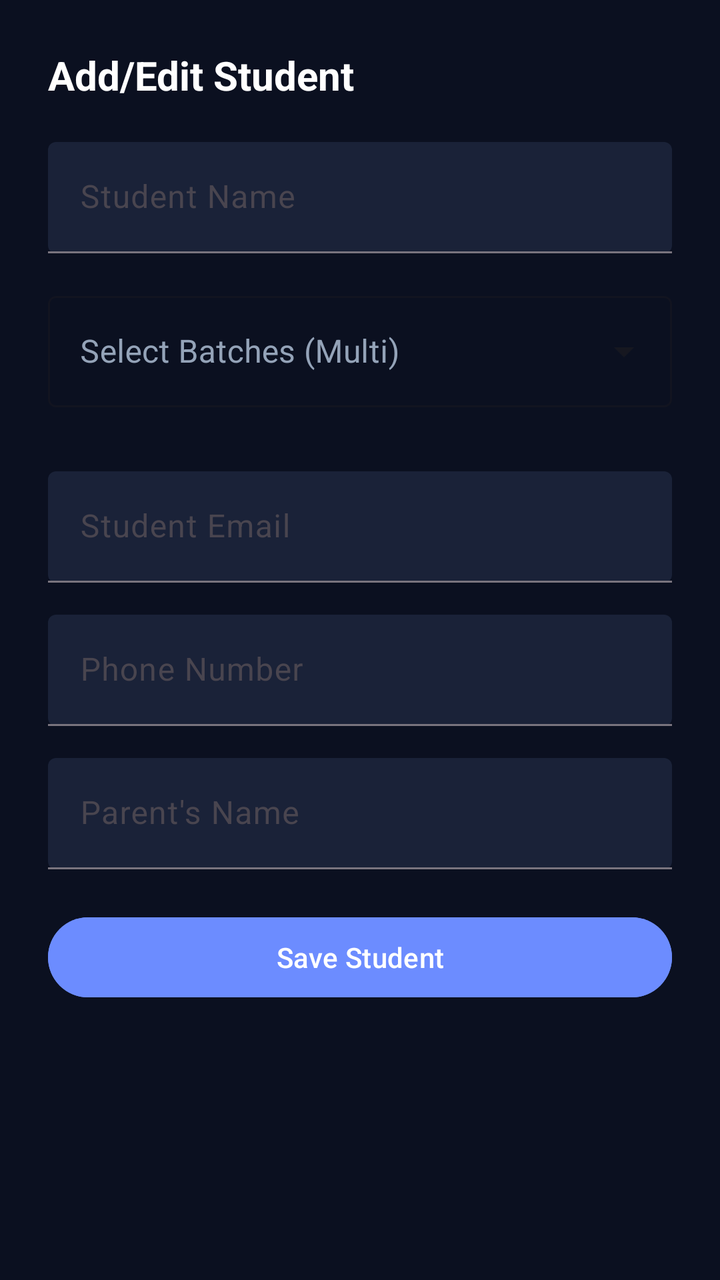
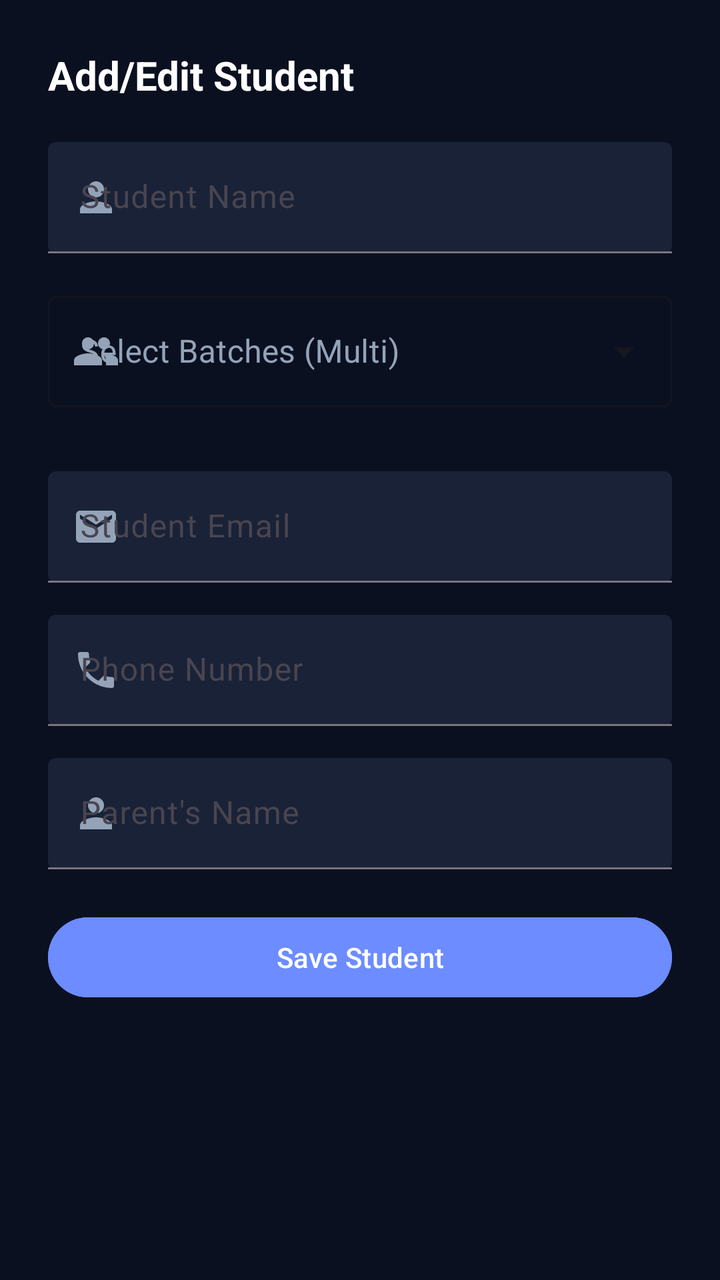

Compare the two renders of this Android layout. The source of the first and the diff that turns it into the second are given below.
<!-- AndroidManifest.xml: application theme Theme.TeachSync -->
<!-- res/layout/bottom_add_student.xml -->
<?xml version="1.0" encoding="utf-8"?>
<LinearLayout xmlns:android="http://schemas.android.com/apk/res/android"
    android:layout_width="match_parent"
    android:layout_height="wrap_content"
    xmlns:app="http://schemas.android.com/apk/res-auto"
    android:orientation="vertical"
    android:padding="24dp"
    android:background="#0B1020">

    <TextView
        android:text="Add/Edit Student"
        android:textSize="20sp"
        android:textStyle="bold"
        android:textColor="@android:color/white"
        android:layout_width="wrap_content"
        android:layout_height="wrap_content"/>

    <com.google.android.material.textfield.TextInputLayout
        android:layout_height="wrap_content"
        android:layout_width="match_parent"
        android:layout_marginTop="20dp"
        app:boxBackgroundMode="filled"
        app:boxBackgroundColor="#1A2238">

        <com.google.android.material.textfield.TextInputEditText
            android:id="@+id/edtName"
            android:hint="Student Name"
            android:textColor="@android:color/white"
            android:layout_width="match_parent"
            android:layout_height="wrap_content"/>
    </com.google.android.material.textfield.TextInputLayout>

    
    <com.google.android.material.textfield.TextInputLayout
        android:id="@+id/layoutBacth"
        android:layout_width="match_parent"
        android:layout_height="wrap_content"
        android:layout_marginTop="16dp"
        android:textColorHint="#94A3B8"
        style="@style/Widget.MaterialComponents.TextInputLayout.OutlinedBox.ExposedDropdownMenu">


        <AutoCompleteTextView
            android:id="@+id/etBatchName"
            android:layout_width="match_parent"
            android:layout_height="wrap_content"
            android:hint="Select Batches (Multi)"
            android:inputType="none"
            android:textColor="@color/white"
            android:textColorHint="#49454F" />

    </com.google.android.material.textfield.TextInputLayout>

    <com.google.android.material.chip.ChipGroup
        android:id="@+id/chipGroupBatches"
        android:layout_width="match_parent"
        android:layout_height="wrap_content"
        android:layout_marginTop="8dp"
        android:layout_marginBottom="8dp"
        app:chipSpacingHorizontal="8dp"/>

    <com.google.android.material.textfield.TextInputLayout
        android:layout_height="wrap_content"
        android:layout_width="match_parent"
        android:layout_marginTop="16dp"
        app:boxBackgroundMode="filled"
        app:boxBackgroundColor="#1A2238">

        <com.google.android.material.textfield.TextInputEditText
            android:id="@+id/edtEmail"
            android:hint="Student Email"
            android:textColor="@android:color/white"
            android:layout_width="match_parent"
            android:layout_height="wrap_content"/>
    </com.google.android.material.textfield.TextInputLayout>

    <com.google.android.material.textfield.TextInputLayout
        android:layout_height="wrap_content"
        android:layout_width="match_parent"
        android:layout_marginTop="16dp"
        app:boxBackgroundMode="filled"
        app:boxBackgroundColor="#1A2238">

        <com.google.android.material.textfield.TextInputEditText
            android:id="@+id/edtPhone"
            android:hint="Phone Number"
            android:textColor="@android:color/white"
            android:layout_width="match_parent"
            android:layout_height="wrap_content"/>
    </com.google.android.material.textfield.TextInputLayout>

    <com.google.android.material.textfield.TextInputLayout
        android:layout_height="wrap_content"
        android:layout_width="match_parent"
        android:layout_marginTop="16dp"
        app:boxBackgroundMode="filled"
        app:boxBackgroundColor="#1A2238">

        <com.google.android.material.textfield.TextInputEditText
            android:id="@+id/edtParent"
            android:hint="Parent's Name"
            android:textColor="@android:color/white"
            android:layout_width="match_parent"
            android:layout_height="wrap_content"/>
    </com.google.android.material.textfield.TextInputLayout>

    <com.google.android.material.button.MaterialButton
        android:id="@+id/btnSaveStudent"
        android:layout_width="match_parent"
        android:layout_height="wrap_content"
        android:layout_marginTop="20dp"
        android:text="Save Student"
        android:textAllCaps="false"
        android:backgroundTint="#6C8CFF"
        android:textColor="@android:color/white"/>

</LinearLayout>
<!-- resources referenced by this layout -->
<resources>
  <color name="white">#FFFFFFFF</color>
  <style name="Theme.TeachSync" parent="Base.Theme.TeachSync" />
  <style name="Base.Theme.TeachSync" parent="Theme.Material3.DayNight.NoActionBar">
          
          
      </style>
</resources>

<!-- the commit's change to res/layout/bottom_add_student.xml (unified diff, before → after) -->
@@ -7,20 +7,55 @@
     android:padding="24dp"
     android:background="#0B1020">
 
-    <TextView
-        android:text="Add/Edit Student"
-        android:textSize="20sp"
-        android:textStyle="bold"
-        android:textColor="@android:color/white"
-        android:layout_width="wrap_content"
-        android:layout_height="wrap_content"/>
+    <LinearLayout
+        android:layout_width="match_parent"
+        android:layout_height="wrap_content"
+        android:orientation="horizontal"
+        android:gravity="center_vertical"
+        android:layout_marginBottom="10dp">
+
+        <TextView
+            android:id="@+id/tvStudentDialogTitle"
+            android:text="Add/Edit Student"
+            android:textSize="20sp"
+            android:textStyle="bold"
+            android:textColor="@android:color/white"
+            android:layout_width="0dp"
+            android:layout_height="wrap_content"
+            android:layout_weight="1"/>
+
+        <LinearLayout
+            android:id="@+id/layoutActiveToggle"
+            android:layout_width="wrap_content"
+            android:layout_height="wrap_content"
+            android:orientation="horizontal"
+            android:gravity="center_vertical"
+            android:visibility="gone">
+
+            <TextView
+                android:layout_width="wrap_content"
+                android:layout_height="wrap_content"
+                android:text="Active"
+                android:textColor="@color/white"
+                android:textSize="14sp"
+                android:layout_marginEnd="8dp"/>
+
+            <com.google.android.material.switchmaterial.SwitchMaterial
+                android:id="@+id/switchActive"
+                android:layout_width="wrap_content"
+                android:layout_height="wrap_content"
+                android:checked="true"/>
+        </LinearLayout>
+    </LinearLayout>
 
     <com.google.android.material.textfield.TextInputLayout
         android:layout_height="wrap_content"
         android:layout_width="match_parent"
-        android:layout_marginTop="20dp"
+        android:layout_marginTop="10dp"
         app:boxBackgroundMode="filled"
-        app:boxBackgroundColor="#1A2238">
+        app:boxBackgroundColor="#1A2238"
+        app:startIconDrawable="@drawable/baseline_person_24"
+        app:startIconTint="#94A3B8">
 
         <com.google.android.material.textfield.TextInputEditText
             android:id="@+id/edtName"
@@ -37,6 +72,8 @@
         android:layout_height="wrap_content"
         android:layout_marginTop="16dp"
         android:textColorHint="#94A3B8"
+        app:startIconDrawable="@drawable/baseline_group_24"
+        app:startIconTint="#94A3B8"
         style="@style/Widget.MaterialComponents.TextInputLayout.OutlinedBox.ExposedDropdownMenu">
 
 
@@ -64,14 +101,17 @@
         android:layout_width="match_parent"
         android:layout_marginTop="16dp"
         app:boxBackgroundMode="filled"
-        app:boxBackgroundColor="#1A2238">
+        app:boxBackgroundColor="#1A2238"
+        app:startIconDrawable="@drawable/baseline_email_24"
+        app:startIconTint="#94A3B8">
 
         <com.google.android.material.textfield.TextInputEditText
             android:id="@+id/edtEmail"
             android:hint="Student Email"
             android:textColor="@android:color/white"
             android:layout_width="match_parent"
-            android:layout_height="wrap_content"/>
+            android:layout_height="wrap_content"
+            android:inputType="textEmailAddress"/>
     </com.google.android.material.textfield.TextInputLayout>
 
     <com.google.android.material.textfield.TextInputLayout
@@ -79,14 +119,17 @@
         android:layout_width="match_parent"
         android:layout_marginTop="16dp"
         app:boxBackgroundMode="filled"
-        app:boxBackgroundColor="#1A2238">
+        app:boxBackgroundColor="#1A2238"
+        app:startIconDrawable="@drawable/baseline_phone_24"
+        app:startIconTint="#94A3B8">
 
         <com.google.android.material.textfield.TextInputEditText
             android:id="@+id/edtPhone"
             android:hint="Phone Number"
             android:textColor="@android:color/white"
             android:layout_width="match_parent"
-            android:layout_height="wrap_content"/>
+            android:layout_height="wrap_content"
+            android:inputType="phone"/>
     </com.google.android.material.textfield.TextInputLayout>
 
     <com.google.android.material.textfield.TextInputLayout
@@ -94,7 +137,9 @@
         android:layout_width="match_parent"
         android:layout_marginTop="16dp"
         app:boxBackgroundMode="filled"
-        app:boxBackgroundColor="#1A2238">
+        app:boxBackgroundColor="#1A2238"
+        app:startIconDrawable="@drawable/baseline_person_24"
+        app:startIconTint="#94A3B8">
 
         <com.google.android.material.textfield.TextInputEditText
             android:id="@+id/edtParent"
<!-- resource entries referenced after the edit -->
@@ -1,6 +1,30 @@
 <!-- resources referenced by this layout -->
 <resources>
   <color name="white">#FFFFFFFF</color>
+  <!-- drawable baseline_email_24 (drawable) -->
+  <vector xmlns:android="http://schemas.android.com/apk/res/android" android:height="24dp" android:tint="#94A3B8" android:viewportHeight="24" android:viewportWidth="24" android:width="24dp">
+        
+      <path android:fillColor="@android:color/white" android:pathData="M20,4L4,4c-1.1,0 -1.99,0.9 -1.99,2L2,18c0,1.1 0.9,2 2,2h16c1.1,0 2,-0.9 2,-2L22,6c0,-1.1 -0.9,-2 -2,-2zM20,8l-8,5 -8,-5L4,6l8,5 8,-5v2z"/>
+      
+  </vector>
+  <!-- drawable baseline_group_24 (drawable) -->
+  <vector xmlns:android="http://schemas.android.com/apk/res/android" android:height="24dp" android:tint="#000000" android:viewportHeight="24" android:viewportWidth="24" android:width="24dp">
+        
+      <path android:fillColor="@android:color/white" android:pathData="M16,11c1.66,0 2.99,-1.34 2.99,-3S17.66,5 16,5c-1.66,0 -3,1.34 -3,3s1.34,3 3,3zM8,11c1.66,0 2.99,-1.34 2.99,-3S9.66,5 8,5C6.34,5 5,6.34 5,8s1.34,3 3,3zM8,13c-2.33,0 -7,1.17 -7,3.5L1,19h14v-2.5c0,-2.33 -4.67,-3.5 -7,-3.5zM16,13c-0.29,0 -0.62,0.02 -0.97,0.05 1.16,0.84 1.97,1.97 1.97,3.45L17,19h6v-2.5c0,-2.33 -4.67,-3.5 -7,-3.5z"/>
+      
+  </vector>
+  <!-- drawable baseline_person_24 (drawable) -->
+  <vector xmlns:android="http://schemas.android.com/apk/res/android" android:height="24dp" android:tint="#000000" android:viewportHeight="24" android:viewportWidth="24" android:width="24dp">
+        
+      <path android:fillColor="@android:color/white" android:pathData="M12,12c2.21,0 4,-1.79 4,-4s-1.79,-4 -4,-4 -4,1.79 -4,4 1.79,4 4,4zM12,14c-2.67,0 -8,1.34 -8,4v2h16v-2c0,-2.66 -5.33,-4 -8,-4z"/>
+      
+  </vector>
+  <!-- drawable baseline_phone_24 (drawable) -->
+  <vector xmlns:android="http://schemas.android.com/apk/res/android" android:height="24dp" android:tint="#000000" android:viewportHeight="24" android:viewportWidth="24" android:width="24dp">
+        
+      <path android:fillColor="@android:color/white" android:pathData="M6.62,10.79c1.44,2.83 3.76,5.14 6.59,6.59l2.2,-2.2c0.27,-0.27 0.67,-0.36 1.02,-0.24 1.12,0.37 2.33,0.57 3.57,0.57 0.55,0 1,0.45 1,1V20c0,0.55 -0.45,1 -1,1 -9.39,0 -17,-7.61 -17,-17 0,-0.55 0.45,-1 1,-1h3.5c0.55,0 1,0.45 1,1 0,1.25 0.2,2.45 0.57,3.57 0.11,0.35 0.03,0.74 -0.25,1.02l-2.2,2.2z"/>
+      
+  </vector>
   <style name="Theme.TeachSync" parent="Base.Theme.TeachSync" />
   <style name="Base.Theme.TeachSync" parent="Theme.Material3.DayNight.NoActionBar">
           
